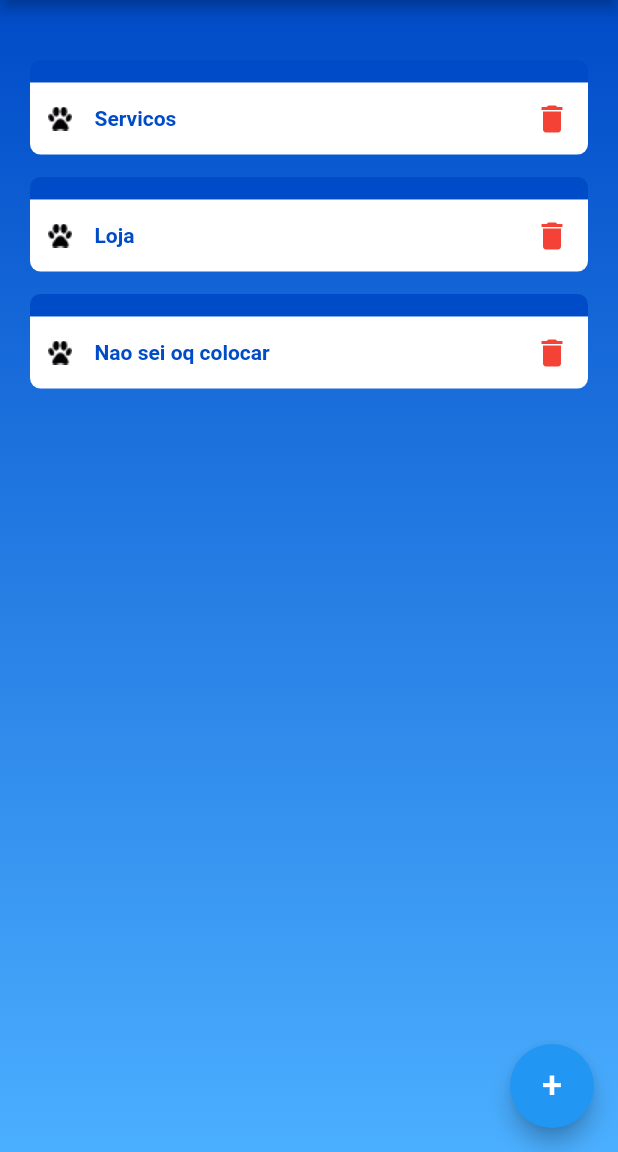
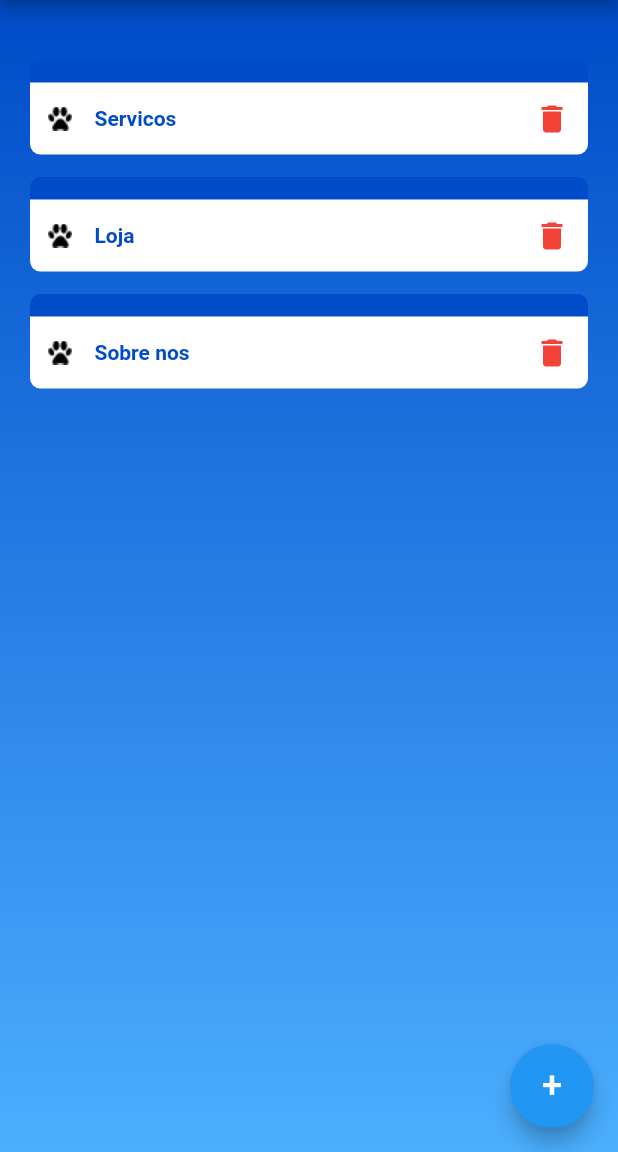
Before and after one commit to AngelinTL/Aplicacao-mobile-SmartPet, a Flutter app: the screen it shows after launch, on a phone screen of 412 x 824 dp, the part 84-1236 px from its top. Run offline on Flutter 3.47's test engine with Material 2 defaults, Android fonts, the phone set to English and light mode, and no system bars.

Commit message:
Update home_content.dart

```diff
--- a/lib/pages/home/home_widgets/home_content.dart
+++ b/lib/pages/home/home_widgets/home_content.dart
@@ -21,7 +21,7 @@ class _HomePageContentState extends State<HomePageContent> {
       assetIcon: "assets/icons/pata2.png",
     ),
     HomeListModel(
-      title: "Nao sei oq colocar",
+      title: "Sobre nos",
       assetIcon: "assets/icons/pata2.png",
     ),
   ];
```
